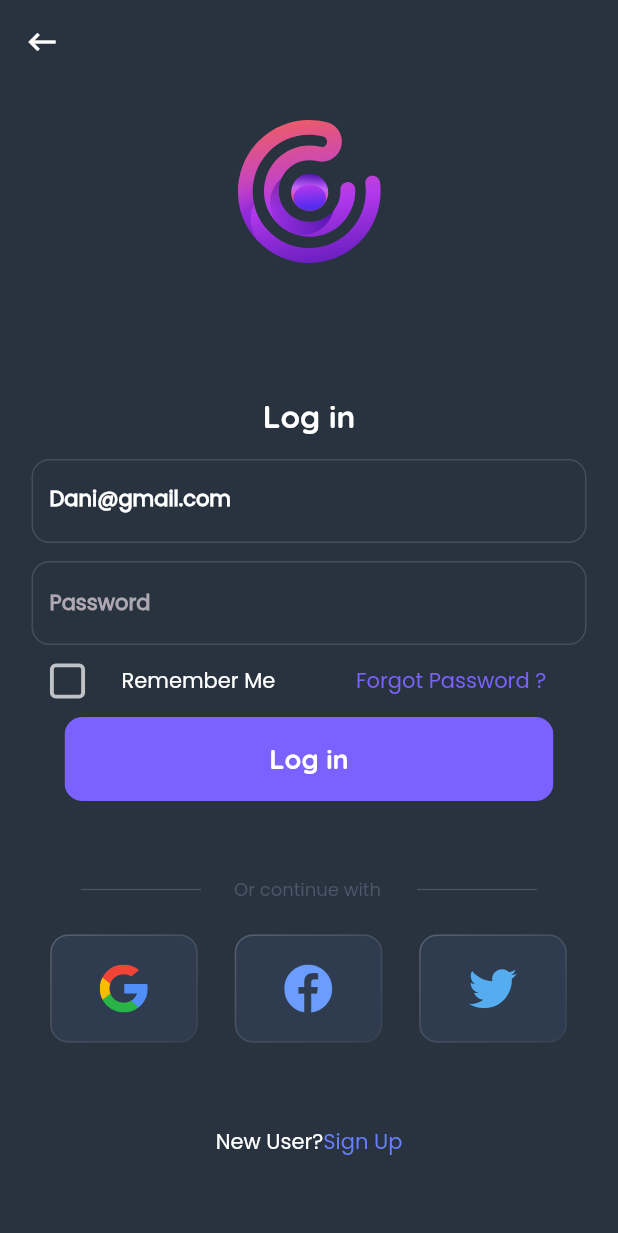
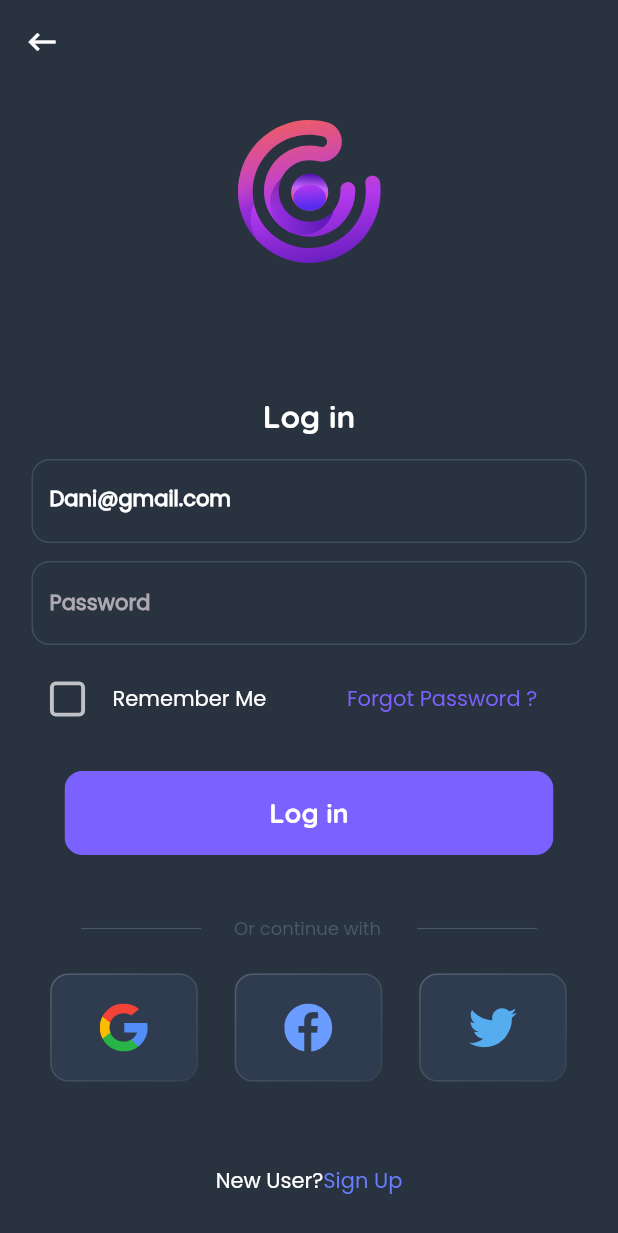
Before and after one commit to alsakniahmad51/run_run, a Flutter app: the LoginView screen opened by its route, on a phone screen of 412 x 824 dp. Shown: the top 1233 px of the screen. Run offline on Flutter 3.47's test engine with Material 2 defaults, Android fonts, the phone set to English and light mode, and no system bars; our stand-ins replace flutter_svg, go_router, introduction_screen.

Commit message:
finish login page

```diff
--- a/lib/features/log_in/presentation/widgets/log_in_view_body.dart
+++ b/lib/features/log_in/presentation/widgets/log_in_view_body.dart
@@ -16,6 +16,7 @@ class LoginViewBody extends StatelessWidget {
   @override
   Widget build(BuildContext context) {
     return SingleChildScrollView(
+      physics: const BouncingScrollPhysics(),
       child: Padding(
         padding: const EdgeInsets.symmetric(horizontal: 21),
         child: Column(
@@ -34,12 +35,15 @@ class LoginViewBody extends StatelessWidget {
               height: 12,
             ),
             const PasswordField(),
+            const SizedBox(
+              height: 12,
+            ),
             Row(
               mainAxisAlignment: MainAxisAlignment.start,
               children: [
                 const CustomCheckBox(),
                 Padding(
-                  padding: const EdgeInsets.only(left: 12),
+                  padding: const EdgeInsets.only(left: 6),
                   child: Text(
                     "Remember Me ",
                     style: Styles.textStyle14.copyWith(color: Colors.white),
@@ -55,13 +59,13 @@ class LoginViewBody extends StatelessWidget {
                 ),
               ],
             ),
+            const SizedBox(
+              height: 24,
+            ),
             CustomButton(
               onPressed: () {},
               textButton: "Log in",
               minWidth: 326,
-            ),
-            const SizedBox(
-              height: 10,
             ),
             const CustomDivider(),
             const SizedBox(
--- a/lib/features/log_in/presentation/widgets/password_field.dart
+++ b/lib/features/log_in/presentation/widgets/password_field.dart
@@ -14,7 +14,7 @@ class PasswordField extends StatefulWidget {
 }
 
 class _PasswordFieldState extends State<PasswordField> {
-  bool hide = false;
+  bool hide = true;
   @override
   Widget build(BuildContext context) {
     return CustomTextField(
```
